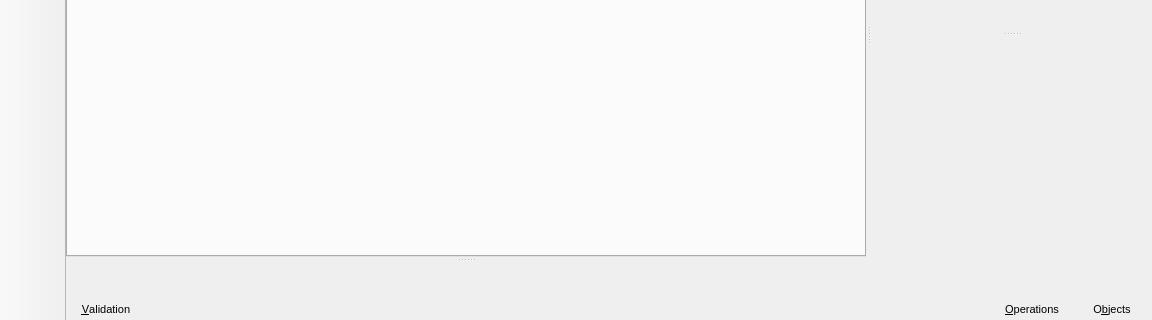
Above: libpgmodeler_ui/ui/mainwindow.ui from pgmodeler/pgmodeler before the change; both pictures show x 0 to 1152 and y 280 to 600 of the 1152 by 600 pixel window. Below: the same form after it.
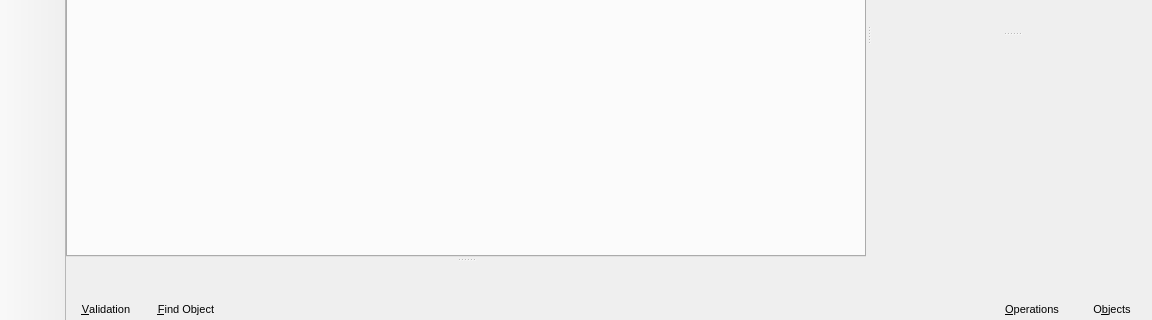
That is the form after the change. Icons and pictures are not drawn.

Commit message:
Created the ObjectFinderWidget to handle object find.
Adjusted size of ParameterWidget (issue #214)

Removed unnacessary $$PWD var from .pro files

What changed in the file:
```diff
--- a/libpgmodeler_ui/ui/mainwindow.ui
+++ b/libpgmodeler_ui/ui/mainwindow.ui
@@ -89,7 +89,7 @@
        <property name="spacing">
         <number>0</number>
        </property>
-       <item row="0" column="1">
+       <item row="0" column="2">
         <spacer name="horizontalSpacer">
          <property name="orientation">
           <enum>Qt::Horizontal</enum>
@@ -102,7 +102,7 @@
          </property>
         </spacer>
        </item>
-       <item row="0" column="3">
+       <item row="0" column="4">
         <widget class="QPushButton" name="objects_btn">
          <property name="font">
           <font>
@@ -158,7 +158,7 @@
          </property>
         </widget>
        </item>
-       <item row="0" column="2">
+       <item row="0" column="3">
         <widget class="QPushButton" name="operations_btn">
          <property name="font">
           <font>
@@ -186,6 +186,34 @@
          </property>
         </widget>
        </item>
+       <item row="0" column="1">
+        <widget class="QPushButton" name="find_obj_btn">
+         <property name="font">
+          <font>
+           <pointsize>8</pointsize>
+          </font>
+         </property>
+         <property name="text">
+          <string>&amp;Find Object</string>
+         </property>
+         <property name="icon">
+          <iconset resource="../res/resources.qrc">
+           <normaloff>:/icones/icones/buscar.png</normaloff>:/icones/icones/buscar.png</iconset>
+         </property>
+         <property name="iconSize">
+          <size>
+           <width>20</width>
+           <height>20</height>
+          </size>
+         </property>
+         <property name="checkable">
+          <bool>true</bool>
+         </property>
+         <property name="flat">
+          <bool>true</bool>
+         </property>
+        </widget>
+       </item>
       </layout>
      </widget>
     </item>
```
The commit also changes 22 other files.
